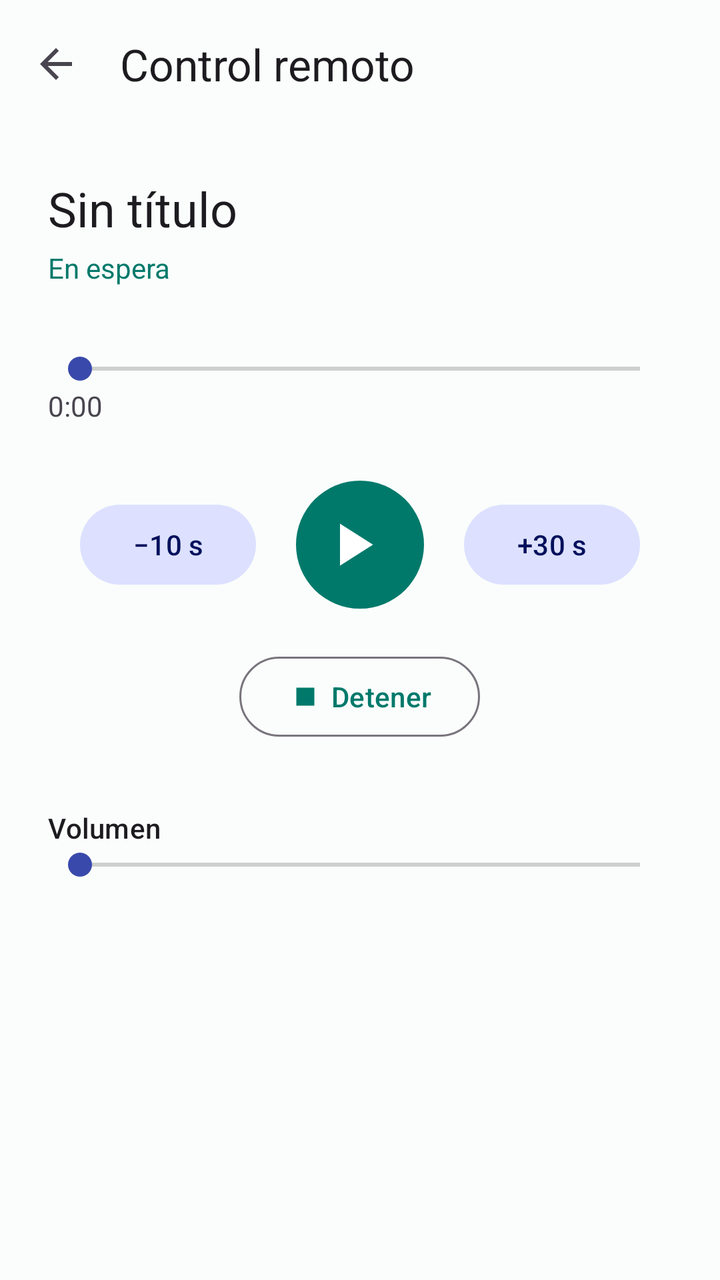
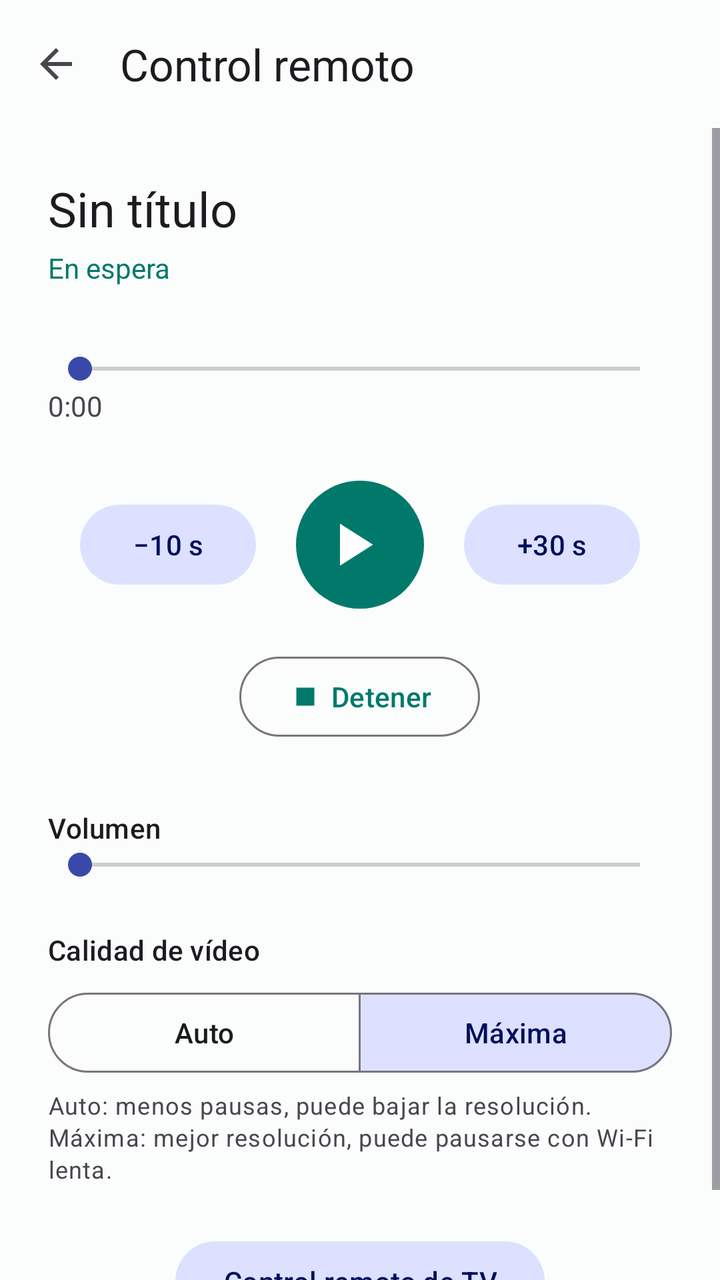

Screens rendered from an Android XML layout before and after an edit, with the pre-edit source and the edit as a unified diff.
<!-- AndroidManifest.xml: application theme Theme.BeamCast -->
<!-- res/layout/activity_remote.xml -->
<?xml version="1.0" encoding="utf-8"?>
<LinearLayout xmlns:android="http://schemas.android.com/apk/res/android"
    xmlns:app="http://schemas.android.com/apk/res-auto"
    android:id="@+id/root"
    android:layout_width="match_parent"
    android:layout_height="match_parent"
    android:background="?attr/colorSurface"
    android:orientation="vertical">

    <com.google.android.material.appbar.MaterialToolbar
        android:id="@+id/toolbar"
        android:layout_width="match_parent"
        android:layout_height="?attr/actionBarSize"
        app:navigationIcon="@drawable/ic_back"
        app:title="@string/remote_title" />

    <ScrollView
        android:layout_width="match_parent"
        android:layout_height="match_parent">

        <LinearLayout
            android:layout_width="match_parent"
            android:layout_height="wrap_content"
            android:orientation="vertical"
            android:padding="24dp">

            <TextView
                android:id="@+id/title"
                android:layout_width="match_parent"
                android:layout_height="wrap_content"
                android:ellipsize="end"
                android:maxLines="3"
                android:text="@string/remote_no_title"
                android:textAppearance="?attr/textAppearanceHeadlineSmall" />

            <TextView
                android:id="@+id/state"
                android:layout_width="match_parent"
                android:layout_height="wrap_content"
                android:layout_marginTop="4dp"
                android:text="@string/state_idle"
                android:textColor="?attr/colorPrimary" />

            <TextView
                android:id="@+id/error"
                android:layout_width="match_parent"
                android:layout_height="wrap_content"
                android:layout_marginTop="8dp"
                android:textColor="?attr/colorError"
                android:visibility="gone" />

            <SeekBar
                android:id="@+id/seek"
                android:layout_width="match_parent"
                android:layout_height="wrap_content"
                android:layout_marginTop="32dp"
                android:enabled="false" />

            <LinearLayout
                android:layout_width="match_parent"
                android:layout_height="wrap_content"
                android:orientation="horizontal">

                <TextView
                    android:id="@+id/position"
                    android:layout_width="0dp"
                    android:layout_height="wrap_content"
                    android:layout_weight="1"
                    android:text="0:00" />

                <TextView
                    android:id="@+id/duration"
                    android:layout_width="wrap_content"
                    android:layout_height="wrap_content" />
            </LinearLayout>

            <LinearLayout
                android:layout_width="match_parent"
                android:layout_height="wrap_content"
                android:layout_marginTop="24dp"
                android:gravity="center"
                android:orientation="horizontal">

                <com.google.android.material.button.MaterialButton
                    android:id="@+id/back10"
                    style="@style/Widget.Material3.Button.TonalButton"
                    android:layout_width="wrap_content"
                    android:layout_height="wrap_content"
                    android:text="@string/btn_back10" />

                <com.google.android.material.button.MaterialButton
                    android:id="@+id/play"
                    style="@style/Widget.Material3.Button.IconButton.Filled"
                    android:layout_width="72dp"
                    android:layout_height="72dp"
                    android:layout_marginHorizontal="16dp"
                    android:contentDescription="@string/btn_play"
                    app:icon="@drawable/ic_play"
                    app:iconSize="36dp" />

                <com.google.android.material.button.MaterialButton
                    android:id="@+id/fwd30"
                    style="@style/Widget.Material3.Button.TonalButton"
                    android:layout_width="wrap_content"
                    android:layout_height="wrap_content"
                    android:text="@string/btn_fwd30" />
            </LinearLayout>

            <com.google.android.material.button.MaterialButton
                android:id="@+id/stop"
                style="@style/Widget.Material3.Button.OutlinedButton"
                android:layout_width="wrap_content"
                android:layout_height="wrap_content"
                android:layout_gravity="center_horizontal"
                android:layout_marginTop="16dp"
                android:text="@string/btn_stop"
                app:icon="@drawable/ic_stop" />

            <TextView
                android:layout_width="wrap_content"
                android:layout_height="wrap_content"
                android:layout_marginTop="32dp"
                android:text="@string/volume"
                android:textAppearance="?attr/textAppearanceLabelLarge" />

            <SeekBar
                android:id="@+id/volume"
                android:layout_width="match_parent"
                android:layout_height="wrap_content"
                android:max="100" />
        </LinearLayout>
    </ScrollView>
</LinearLayout>
<!-- resources referenced by this layout -->
<resources>
  <!-- drawable ic_back (drawable) -->
  <vector xmlns:android="http://schemas.android.com/apk/res/android"
      android:width="24dp" android:height="24dp" android:viewportWidth="24" android:viewportHeight="24"
      android:tint="?attr/colorControlNormal">
      <path android:fillColor="@android:color/white" android:pathData="M20,11H7.83l5.59,-5.59L12,4l-8,8 8,8 1.41,-1.41L7.83,13H20v-2z" />
  </vector>
  <!-- drawable ic_play (drawable) -->
  <vector xmlns:android="http://schemas.android.com/apk/res/android"
      android:width="24dp" android:height="24dp" android:viewportWidth="24" android:viewportHeight="24"
      android:tint="?attr/colorControlNormal">
      <path android:fillColor="@android:color/white" android:pathData="M8,5v14l11,-7z" />
  </vector>
  <!-- drawable ic_stop (drawable) -->
  <vector xmlns:android="http://schemas.android.com/apk/res/android"
      android:width="24dp" android:height="24dp" android:viewportWidth="24" android:viewportHeight="24"
      android:tint="?attr/colorControlNormal">
      <path android:fillColor="@android:color/white" android:pathData="M6,6h12v12H6z" />
  </vector>
  <string name="btn_back10">−10 s</string>
  <string name="btn_fwd30">+30 s</string>
  <string name="btn_play">Reproducir</string>
  <string name="btn_stop">Detener</string>
  <string name="remote_no_title">Sin título</string>
  <string name="remote_title">Control remoto</string>
  <string name="state_idle">En espera</string>
  <string name="volume">Volumen</string>
  <style name="Theme.BeamCast" parent="Theme.Material3.DayNight.NoActionBar">
          <item name="colorPrimary">@color/bc_primary</item>
          <item name="colorOnPrimary">@color/bc_on_primary</item>
          <item name="colorPrimaryContainer">@color/bc_primary_container</item>
          <item name="colorOnPrimaryContainer">@color/bc_on_primary_container</item>
          <item name="colorSecondary">@color/bc_secondary</item>
          <item name="colorOnSecondary">@color/bc_on_secondary</item>
          <item name="colorSecondaryContainer">@color/bc_secondary_container</item>
          <item name="colorOnSecondaryContainer">@color/bc_on_secondary_container</item>
          <item name="android:colorBackground">@color/bc_surface</item>
          <item name="colorSurface">@color/bc_surface</item>
          <item name="colorOnSurface">@color/bc_on_surface</item>
          <item name="android:windowLightStatusBar">true</item>
      </style>
  <color name="bc_primary">#00796B</color>
  <color name="bc_on_primary">#FFFFFF</color>
  <color name="bc_primary_container">#B2DFDB</color>
  <color name="bc_on_primary_container">#00201C</color>
  <color name="bc_secondary">#3949AB</color>
  <color name="bc_on_secondary">#FFFFFF</color>
  <color name="bc_secondary_container">#DDE1FF</color>
  <color name="bc_on_secondary_container">#00105C</color>
  <color name="bc_surface">#FAFDFB</color>
  <color name="bc_on_surface">#191C1B</color>
</resources>

<!-- the commit's change to res/layout/activity_remote.xml (unified diff, before → after) -->
@@ -128,6 +128,55 @@
                 android:layout_width="match_parent"
                 android:layout_height="wrap_content"
                 android:max="100" />
+
+            <TextView
+                android:layout_width="wrap_content"
+                android:layout_height="wrap_content"
+                android:layout_marginTop="24dp"
+                android:text="@string/quality_title"
+                android:textAppearance="?attr/textAppearanceLabelLarge" />
+
+            <com.google.android.material.button.MaterialButtonToggleGroup
+                android:id="@+id/quality"
+                android:layout_width="match_parent"
+                android:layout_height="wrap_content"
+                android:layout_marginTop="8dp"
+                app:checkedButton="@+id/qualityMax"
+                app:selectionRequired="true"
+                app:singleSelection="true">
+
+                <com.google.android.material.button.MaterialButton
+                    android:id="@+id/qualityAuto"
+                    style="@style/Widget.Material3.Button.OutlinedButton"
+                    android:layout_width="0dp"
+                    android:layout_height="wrap_content"
+                    android:layout_weight="1"
+                    android:text="@string/quality_auto" />
+
+                <com.google.android.material.button.MaterialButton
+                    android:id="@+id/qualityMax"
+                    style="@style/Widget.Material3.Button.OutlinedButton"
+                    android:layout_width="0dp"
+                    android:layout_height="wrap_content"
+                    android:layout_weight="1"
+                    android:text="@string/quality_max" />
+            </com.google.android.material.button.MaterialButtonToggleGroup>
+
+            <TextView
+                android:layout_width="match_parent"
+                android:layout_height="wrap_content"
+                android:layout_marginTop="4dp"
+                android:text="@string/quality_help"
+                android:textAppearance="?attr/textAppearanceBodySmall" />
+
+            <com.google.android.material.button.MaterialButton
+                android:id="@+id/tvRemote"
+                style="@style/Widget.Material3.Button.TonalButton"
+                android:layout_width="wrap_content"
+                android:layout_height="wrap_content"
+                android:layout_gravity="center_horizontal"
+                android:layout_marginTop="24dp"
+                android:text="@string/action_tv_remote" />
         </LinearLayout>
     </ScrollView>
 </LinearLayout>
<!-- resource entries referenced after the edit -->
@@ -18,10 +18,15 @@
       android:tint="?attr/colorControlNormal">
       <path android:fillColor="@android:color/white" android:pathData="M6,6h12v12H6z" />
   </vector>
+  <string name="action_tv_remote">Control remoto de TV</string>
   <string name="btn_back10">−10 s</string>
   <string name="btn_fwd30">+30 s</string>
   <string name="btn_play">Reproducir</string>
   <string name="btn_stop">Detener</string>
+  <string name="quality_auto">Auto</string>
+  <string name="quality_help">Auto: menos pausas, puede bajar la resolución. Máxima: mejor resolución, puede pausarse con Wi‑Fi lenta.</string>
+  <string name="quality_max">Máxima</string>
+  <string name="quality_title">Calidad de vídeo</string>
   <string name="remote_no_title">Sin título</string>
   <string name="remote_title">Control remoto</string>
   <string name="state_idle">En espera</string>
